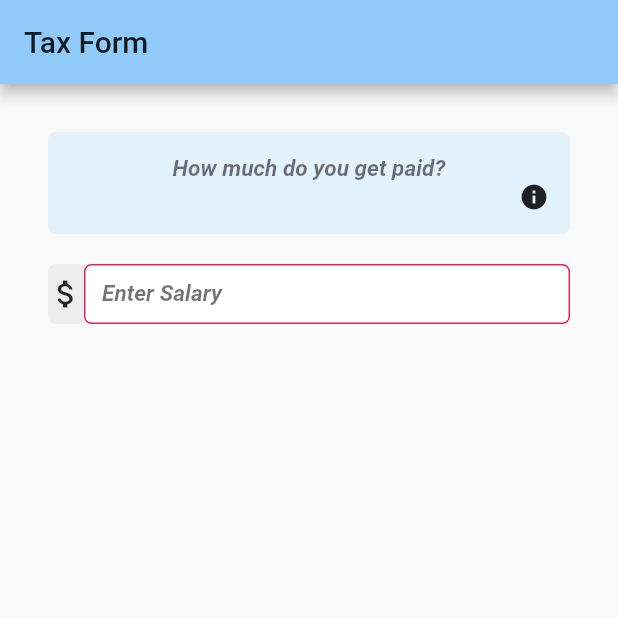
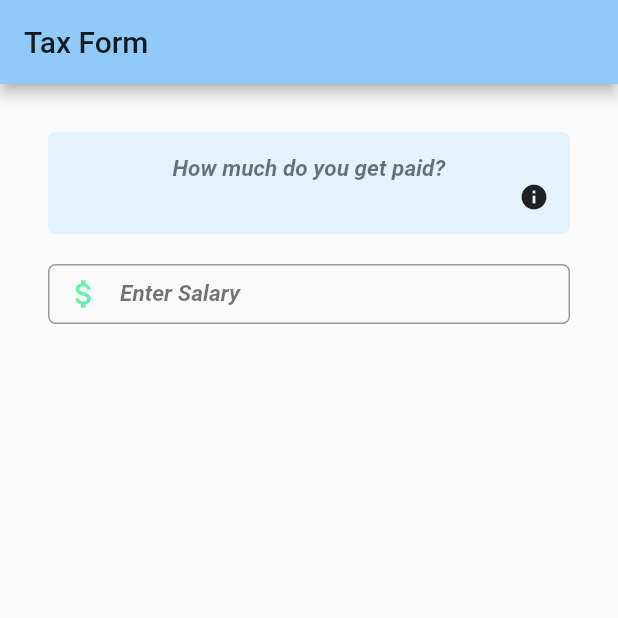
Before and after one commit to rayhaanbhikha/tax_calculator, a Flutter app: the screen it shows after launch, on a phone screen of 412 x 824 dp, the top half of it. Run offline on Flutter 3.47's test engine with Material 2 defaults, Android fonts, the phone set to English and light mode, and no system bars.

Commit message:
Salary input field created.

```diff
--- a/lib/pages/SalaryScreen.dart
+++ b/lib/pages/SalaryScreen.dart
@@ -17,35 +17,9 @@ class SalaryScreen extends StatelessWidget {
             Padding(
               padding: EdgeInsets.all(10),
             ),
-            Container(
-              decoration: BoxDecoration(
-                  color: Colors.grey[200],
-                  borderRadius: BorderRadius.circular(5)),
-              height: 40,
-              child: Row(
-                children: <Widget>[
-                  _CurrencyIcon(),
-                  Flexible(
-                    child: SalaryTextField(),
-                  )
-                ],
-              ),
-            )
+            Container(height: 40, child: SalaryTextField())
           ],
         ));
-  }
-}
-
-class _CurrencyIcon extends StatelessWidget {
-  @override
-  Widget build(BuildContext context) {
-    return Container(
-      // height: 40,
-      // color: Colors.grey,
-      child: Icon(
-        Icons.attach_money,
-      ),
-    );
   }
 }
 
@@ -57,16 +31,13 @@ class SalaryTextField extends StatelessWidget {
       fontStyle: FontStyle.italic);
 
   static final inputDecoration = InputDecoration(
-      fillColor: Colors.white,
-      filled: true,
+      prefixIcon: Icon(Icons.attach_money, color: Colors.greenAccent),
       labelText: "Enter Salary",
       labelStyle: labelTextStyle,
       border: OutlineInputBorder(
           borderRadius: BorderRadius.circular(5),
           borderSide: BorderSide(
-            style: BorderStyle.solid,
-            width: 0.25,
-            color: Colors.pink)));
+              style: BorderStyle.solid, width: 0.25, color: Colors.pink)));
 
   final textField = TextField(
       style: TextStyle(color: Colors.orange),
@@ -75,11 +46,9 @@ class SalaryTextField extends StatelessWidget {
 
   @override
   Widget build(BuildContext context) {
-      return Theme(
-          data: Theme.of(context).copyWith(
-              hintColor: Colors.pink,
-              primaryColor: Colors.green
-              ),
-          child: textField);
+    return Theme(
+        data: Theme.of(context).copyWith(
+            primaryColor: Colors.green, backgroundColor: Colors.black),
+        child: textField);
   }
 }
```
